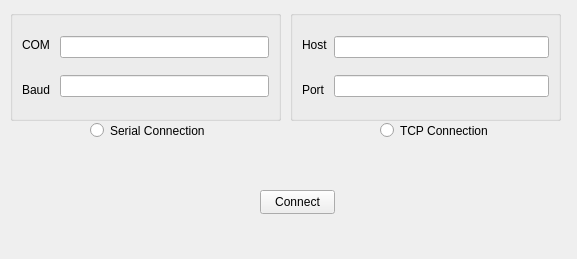
The window that src/ui/connectiondialog.ui (malcom2073/emstudio) describes before a commit, drawn with Qt 5.
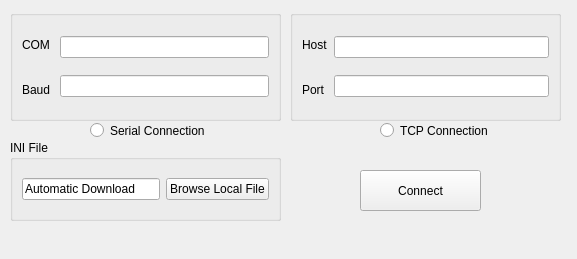
The same window after the commit.

Patch:
```diff
--- a/src/ui/connectiondialog.ui
+++ b/src/ui/connectiondialog.ui
@@ -128,16 +128,57 @@
   <widget class="QPushButton" name="connectPushButton">
    <property name="geometry">
     <rect>
-     <x>260</x>
-     <y>190</y>
-     <width>75</width>
-     <height>24</height>
+     <x>360</x>
+     <y>170</y>
+     <width>121</width>
+     <height>41</height>
     </rect>
    </property>
    <property name="text">
     <string>Connect</string>
    </property>
   </widget>
+  <widget class="QGroupBox" name="groupBox">
+   <property name="geometry">
+    <rect>
+     <x>10</x>
+     <y>140</y>
+     <width>271</width>
+     <height>81</height>
+    </rect>
+   </property>
+   <property name="title">
+    <string>INI File</string>
+   </property>
+   <layout class="QHBoxLayout" name="horizontalLayout_3">
+    <item>
+     <widget class="QLineEdit" name="iniPathLineEdit">
+      <property name="toolTip">
+       <string/>
+      </property>
+      <property name="statusTip">
+       <string/>
+      </property>
+      <property name="whatsThis">
+       <string/>
+      </property>
+      <property name="inputMask">
+       <string/>
+      </property>
+      <property name="text">
+       <string>Automatic Download</string>
+      </property>
+     </widget>
+    </item>
+    <item>
+     <widget class="QPushButton" name="iniBrowsePushButton">
+      <property name="text">
+       <string>Browse Local File</string>
+      </property>
+     </widget>
+    </item>
+   </layout>
+  </widget>
  </widget>
  <resources/>
  <connections/>
```
